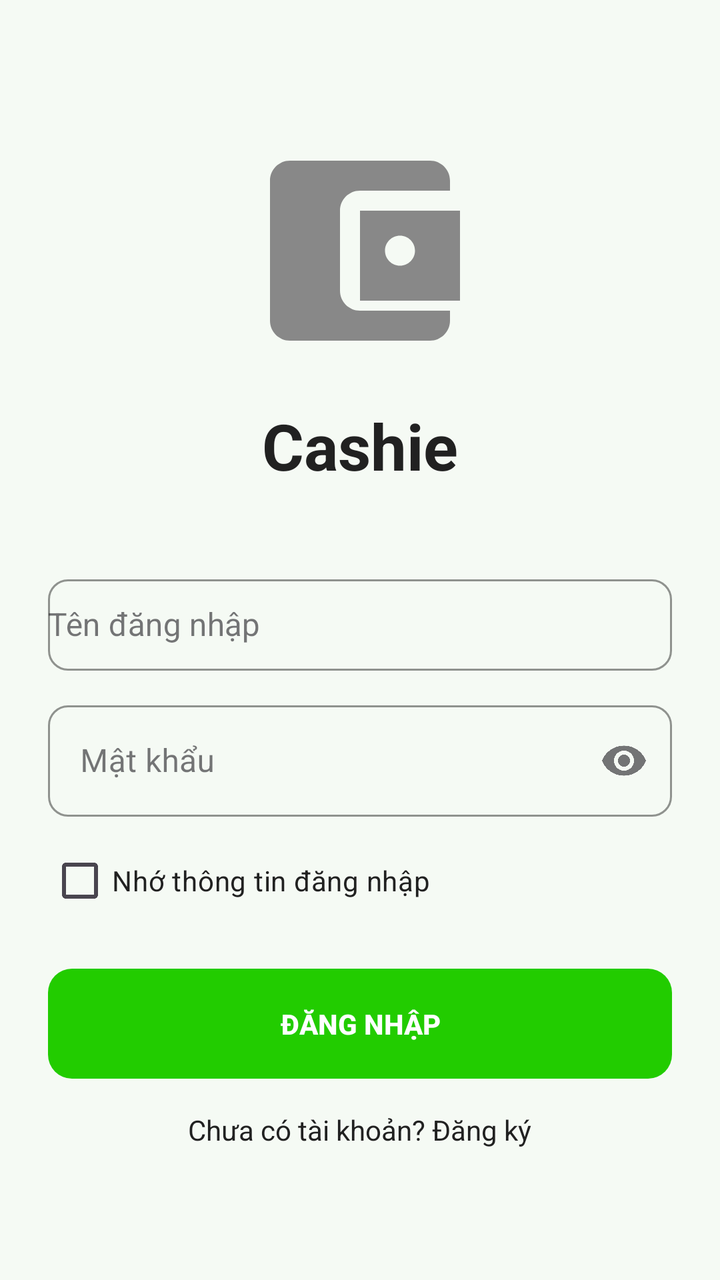
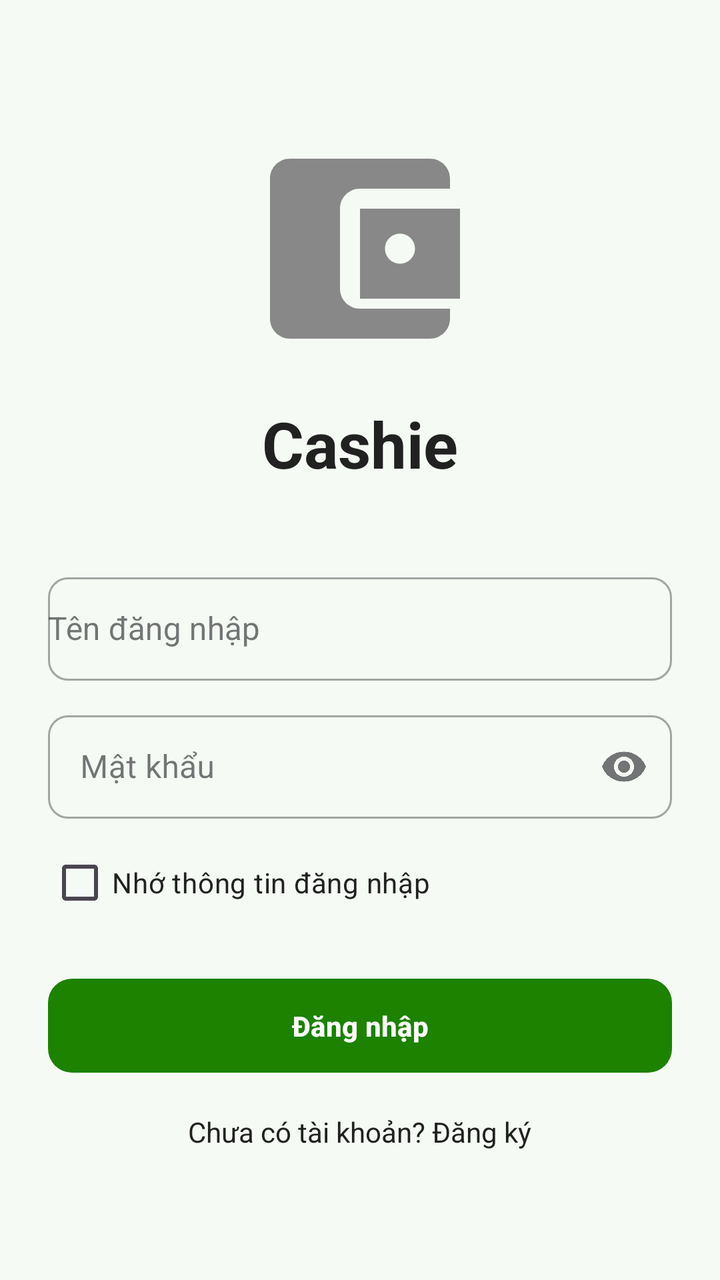

An Android layout rendered at two revisions. The XML below is the earlier revision; the diff shows what the commit changed to produce the second picture.
<!-- AndroidManifest.xml: application theme Theme.Cashie -->
<!-- res/layout/activity_login.xml -->
<?xml version="1.0" encoding="utf-8"?>
<LinearLayout
    xmlns:android="http://schemas.android.com/apk/res/android"
    xmlns:app="http://schemas.android.com/apk/res-auto"
    android:layout_width="match_parent"
    android:layout_height="match_parent"
    android:orientation="vertical"
    android:gravity="center"
    android:padding="24dp"
    android:background="@color/bg_screen">

    <ImageView
        android:id="@+id/ivWallet"
        android:layout_width="120dp"
        android:layout_height="120dp"
        android:src="@drawable/ic_wallet"
        android:contentDescription="@null" />

    <TextView
        android:id="@+id/tvAppName"
        android:layout_width="wrap_content"
        android:layout_height="wrap_content"
        android:text="Cashie"
        android:textSize="32sp"
        android:textStyle="bold"
        android:textColor="@color/text_primary"
        android:layout_marginTop="16dp" />

    <com.google.android.material.textfield.TextInputLayout
        android:id="@+id/tilUsername"
        style="@style/Widget.MaterialComponents.TextInputLayout.OutlinedBox"
        android:layout_width="match_parent"
        android:layout_height="wrap_content"
        android:layout_marginTop="40dp"
        android:hint="Tên đăng nhập"
        app:boxStrokeColor="@color/text_muted"
        app:hintTextColor="@color/text_muted"
        app:boxCornerRadiusTopStart="10dp"
        app:boxCornerRadiusTopEnd="10dp"
        app:boxCornerRadiusBottomStart="10dp"
        app:boxCornerRadiusBottomEnd="10dp">

        <com.google.android.material.textfield.MaterialAutoCompleteTextView
            android:id="@+id/edtUsername"
            android:layout_width="match_parent"
            android:layout_height="wrap_content"
            android:paddingTop="12dp"
            android:paddingBottom="12dp"
            android:textColor="@color/text_primary"
            android:textSize="16sp"
            android:completionThreshold="0"
            android:inputType="text" />
    </com.google.android.material.textfield.TextInputLayout>

    <com.google.android.material.textfield.TextInputLayout
        android:id="@+id/tilPassword"
        style="@style/Widget.MaterialComponents.TextInputLayout.OutlinedBox"
        android:layout_width="match_parent"
        android:layout_height="wrap_content"
        android:layout_marginTop="12dp"
        android:hint="Mật khẩu"
        app:endIconMode="password_toggle"
        app:boxStrokeColor="@color/text_muted"
        app:hintTextColor="@color/text_muted"
        app:boxCornerRadiusTopStart="10dp"
        app:boxCornerRadiusTopEnd="10dp"
        app:boxCornerRadiusBottomStart="10dp"
        app:boxCornerRadiusBottomEnd="10dp">

        <com.google.android.material.textfield.TextInputEditText
            android:id="@+id/edtPassword"
            android:layout_width="match_parent"
            android:layout_height="wrap_content"
            android:inputType="textPassword"
            android:textColor="@color/text_primary" />

    </com.google.android.material.textfield.TextInputLayout>

    
    <CheckBox
        android:id="@+id/cbRemember"
        android:layout_width="wrap_content"
        android:layout_height="wrap_content"
        android:layout_gravity="start"
        android:layout_marginTop="8dp"
        android:text="Nhớ thông tin đăng nhập"
        android:textColor="@color/text_primary" />

    <Button
        android:id="@+id/btnLogin"
        android:layout_width="match_parent"
        android:layout_height="55dp"
        android:text="Đăng nhập"
        android:textStyle="bold"
        android:textColor="@color/white"
        android:background="@drawable/bg_button_primary"
        android:stateListAnimator="@null"
        android:layout_marginTop="20dp" />

    <TextView
        android:id="@+id/tvRegister"
        android:layout_width="wrap_content"
        android:layout_height="wrap_content"
        android:text="Chưa có tài khoản? Đăng ký"
        android:textColor="@color/text_primary"
        android:layout_marginTop="16dp" />

</LinearLayout>
<!-- resources referenced by this layout -->
<resources>
  <color name="bg_screen">#F5FAF4</color>
  <color name="text_muted">#757575</color>
  <color name="text_primary">#212121</color>
  <color name="white">#FFFFFFFF</color>
  <!-- drawable bg_button_primary (drawable) -->
  <?xml version="1.0" encoding="utf-8"?>
  <shape xmlns:android="http://schemas.android.com/apk/res/android"
      android:shape="rectangle">
      <solid android:color="@color/green_primary" />
      <corners android:radius="12dp" />
  </shape>
  <!-- drawable ic_wallet (drawable) -->
  <?xml version="1.0" encoding="utf-8"?>
  <vector xmlns:android="http://schemas.android.com/apk/res/android"
      android:width="24dp"
      android:height="24dp"
      android:viewportWidth="24"
      android:viewportHeight="24">
      <path
          android:fillColor="#FF888888"
          android:pathData="M21,18v1c0,1.1-0.9,2-2,2H5c-1.11,0-2-0.9-2-2V5c0-1.1,0.89-2,2-2h14c1.1,0 2,0.9 2,2v1h-9c-1.11,0-2,0.9-2,2v8c0,1.1,0.89,2 2,2h9zM12,17h10V8H12v9zM16,13.5c-0.83,0-1.5-0.67-1.5-1.5s0.67-1.5 1.5-1.5 1.5,0.67 1.5,1.5-0.67,1.5-1.5,1.5z" />
  </vector>
  <style name="Theme.Cashie" parent="Theme.Material3.DayNight.NoActionBar">
          <item name="colorPrimary">@color/green_primary</item>
          <item name="colorPrimaryVariant">@color/green_dark</item>
          <item name="colorOnPrimary">@color/white</item>
          <item name="colorSecondary">@color/green_dark</item>
          <item name="android:colorBackground">@color/bg_screen</item>
          
          <item name="android:statusBarColor">@android:color/transparent</item>
          <item name="android:windowLightStatusBar">false</item>
          
          <item name="android:windowLayoutInDisplayCutoutMode">shortEdges</item>
      </style>
  <color name="green_primary">#22CC00</color>
  <color name="green_dark">#1AA300</color>
</resources>

<!-- the commit's change to res/layout/activity_login.xml (unified diff, before → after) -->
@@ -2,12 +2,14 @@
 <LinearLayout
     xmlns:android="http://schemas.android.com/apk/res/android"
     xmlns:app="http://schemas.android.com/apk/res-auto"
+    xmlns:tools="http://schemas.android.com/tools"
     android:layout_width="match_parent"
     android:layout_height="match_parent"
     android:orientation="vertical"
     android:gravity="center"
     android:padding="24dp"
-    android:background="@color/bg_screen">
+    android:background="@color/bg_screen"
+    tools:context=".LoginActivity">
 
     <ImageView
         android:id="@+id/ivWallet"
@@ -20,7 +22,7 @@
         android:id="@+id/tvAppName"
         android:layout_width="wrap_content"
         android:layout_height="wrap_content"
-        android:text="Cashie"
+        android:text="@string/app_name"
         android:textSize="32sp"
         android:textStyle="bold"
         android:textColor="@color/text_primary"
@@ -32,9 +34,8 @@
         android:layout_width="match_parent"
         android:layout_height="wrap_content"
         android:layout_marginTop="40dp"
-        android:hint="Tên đăng nhập"
-        app:boxStrokeColor="@color/text_muted"
-        app:hintTextColor="@color/text_muted"
+        android:hint="@string/hint_username"
+        app:hintTextColor="@color/text_hint"
         app:boxCornerRadiusTopStart="10dp"
         app:boxCornerRadiusTopEnd="10dp"
         app:boxCornerRadiusBottomStart="10dp"
@@ -44,9 +45,10 @@
             android:id="@+id/edtUsername"
             android:layout_width="match_parent"
             android:layout_height="wrap_content"
-            android:paddingTop="12dp"
-            android:paddingBottom="12dp"
+            android:paddingTop="15dp"
+            android:paddingBottom="15dp"
             android:textColor="@color/text_primary"
+            android:textColorHint="@color/text_hint"
             android:textSize="16sp"
             android:completionThreshold="0"
             android:inputType="text" />
@@ -58,10 +60,9 @@
         android:layout_width="match_parent"
         android:layout_height="wrap_content"
         android:layout_marginTop="12dp"
-        android:hint="Mật khẩu"
+        android:hint="@string/hint_password"
         app:endIconMode="password_toggle"
-        app:boxStrokeColor="@color/text_muted"
-        app:hintTextColor="@color/text_muted"
+        app:hintTextColor="@color/text_hint"
         app:boxCornerRadiusTopStart="10dp"
         app:boxCornerRadiusTopEnd="10dp"
         app:boxCornerRadiusBottomStart="10dp"
@@ -71,37 +72,39 @@
             android:id="@+id/edtPassword"
             android:layout_width="match_parent"
             android:layout_height="wrap_content"
+            android:paddingTop="15dp"
+            android:paddingBottom="15dp"
             android:inputType="textPassword"
-            android:textColor="@color/text_primary" />
+            android:textColor="@color/text_primary"
+            android:textColorHint="@color/text_hint" />
 
     </com.google.android.material.textfield.TextInputLayout>
 
-    
     <CheckBox
         android:id="@+id/cbRemember"
         android:layout_width="wrap_content"
         android:layout_height="wrap_content"
         android:layout_gravity="start"
         android:layout_marginTop="8dp"
-        android:text="Nhớ thông tin đăng nhập"
+        android:text="@string/login_remember"
         android:textColor="@color/text_primary" />
 
-    <Button
+    <com.google.android.material.button.MaterialButton
         android:id="@+id/btnLogin"
         android:layout_width="match_parent"
         android:layout_height="55dp"
-        android:text="Đăng nhập"
+        android:text="@string/btn_login"
         android:textStyle="bold"
         android:textColor="@color/white"
-        android:background="@drawable/bg_button_primary"
-        android:stateListAnimator="@null"
-        android:layout_marginTop="20dp" />
+        android:layout_marginTop="20dp"
+        app:backgroundTint="@color/green_accessible"
+        app:cornerRadius="12dp" />
 
     <TextView
         android:id="@+id/tvRegister"
         android:layout_width="wrap_content"
         android:layout_height="wrap_content"
-        android:text="Chưa có tài khoản? Đăng ký"
+        android:text="@string/login_register_prompt"
         android:textColor="@color/text_primary"
         android:layout_marginTop="16dp" />
 
<!-- resource entries referenced after the edit -->
@@ -1,16 +1,10 @@
 <!-- resources referenced by this layout -->
 <resources>
   <color name="bg_screen">#F5FAF4</color>
-  <color name="text_muted">#757575</color>
+  <color name="green_accessible">#1C8200</color>
+  <color name="text_hint">#5C5C5C</color>
   <color name="text_primary">#212121</color>
   <color name="white">#FFFFFFFF</color>
-  <!-- drawable bg_button_primary (drawable) -->
-  <?xml version="1.0" encoding="utf-8"?>
-  <shape xmlns:android="http://schemas.android.com/apk/res/android"
-      android:shape="rectangle">
-      <solid android:color="@color/green_primary" />
-      <corners android:radius="12dp" />
-  </shape>
   <!-- drawable ic_wallet (drawable) -->
   <?xml version="1.0" encoding="utf-8"?>
   <vector xmlns:android="http://schemas.android.com/apk/res/android"
@@ -22,6 +16,12 @@
           android:fillColor="#FF888888"
           android:pathData="M21,18v1c0,1.1-0.9,2-2,2H5c-1.11,0-2-0.9-2-2V5c0-1.1,0.89-2,2-2h14c1.1,0 2,0.9 2,2v1h-9c-1.11,0-2,0.9-2,2v8c0,1.1,0.89,2 2,2h9zM12,17h10V8H12v9zM16,13.5c-0.83,0-1.5-0.67-1.5-1.5s0.67-1.5 1.5-1.5 1.5,0.67 1.5,1.5-0.67,1.5-1.5,1.5z" />
   </vector>
+  <string name="app_name">Cashie</string>
+  <string name="btn_login">Đăng nhập</string>
+  <string name="hint_password">Mật khẩu</string>
+  <string name="hint_username">Tên đăng nhập</string>
+  <string name="login_register_prompt">Chưa có tài khoản? Đăng ký</string>
+  <string name="login_remember">Nhớ thông tin đăng nhập</string>
   <style name="Theme.Cashie" parent="Theme.Material3.DayNight.NoActionBar">
           <item name="colorPrimary">@color/green_primary</item>
           <item name="colorPrimaryVariant">@color/green_dark</item>
